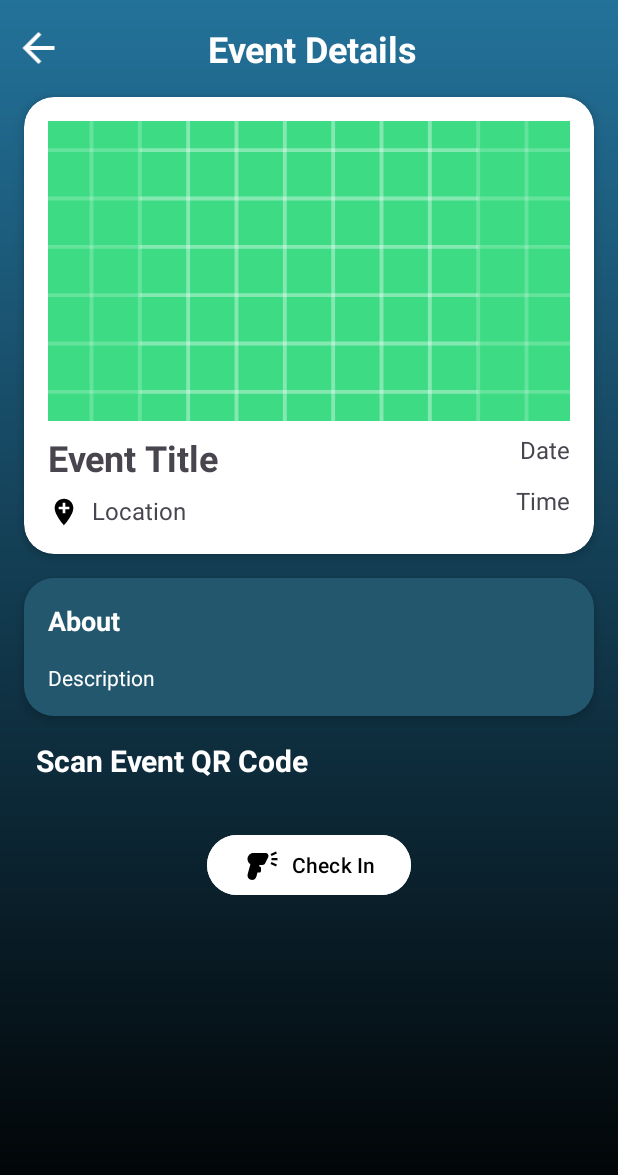
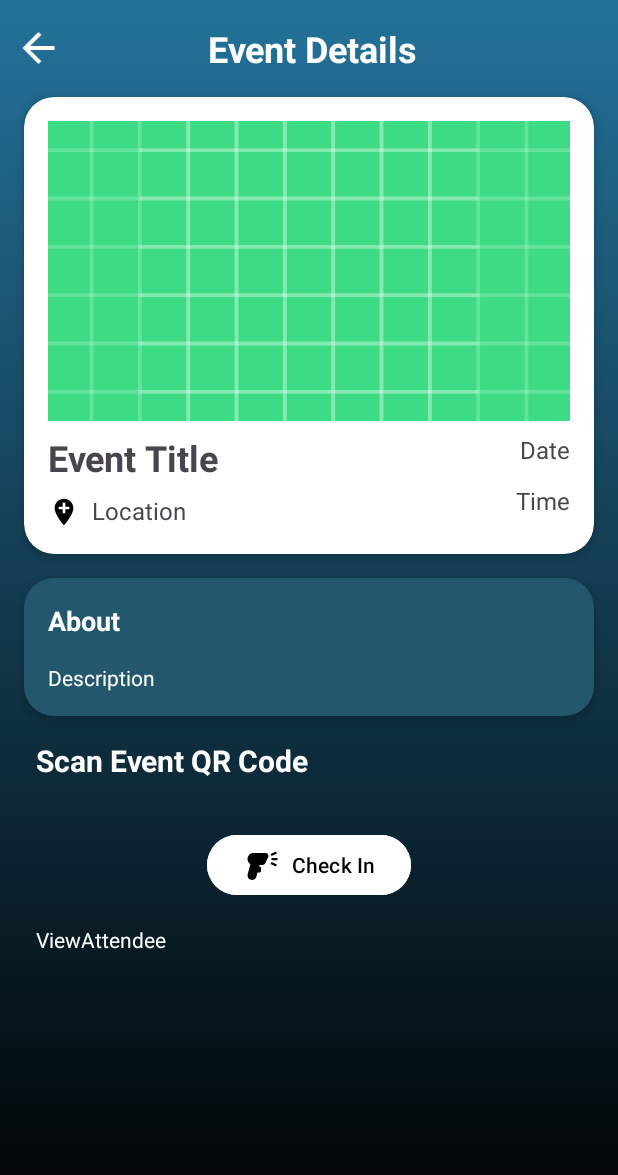
Before and after one commit to CMPUT301W24T25/Quemeful-QR, an Android app: the EventDetailsActivity screen opened directly, with no data from a screen before it, on a phone screen of 412 x 824 dp. Shown: the top 1175 px of the screen. Run offline under Robolectric (Android 15) with nearby library versions, the phone set to English and light mode, and no system bars; our stand-ins replace Firebase (no records; nobody signed in at launch, a user with empty details on screens opened directly).

```diff
--- a/app/src/main/java/com/android/quemeful_qr/EventDetailsActivity.java
+++ b/app/src/main/java/com/android/quemeful_qr/EventDetailsActivity.java
@@ -7,6 +7,7 @@ import android.widget.ImageView;
 import android.widget.TextView;
 
 import androidx.appcompat.app.AppCompatActivity;
+import androidx.fragment.app.Fragment;
 
 import com.google.firebase.firestore.FirebaseFirestore;
 
@@ -16,6 +17,8 @@ public class EventDetailsActivity extends AppCompatActivity {
     private TextView textViewEventTitle, textViewEventDate, textViewEventTime, textViewEventLocation, textViewEventDescription;
     private FirebaseFirestore db;
     private ImageView imageViewBackArrow;
+    private TextView viewAttendee;
+
 
     @Override
     protected void onCreate(Bundle savedInstanceState) {
@@ -32,6 +35,7 @@ public class EventDetailsActivity extends AppCompatActivity {
             }
         });
 
+
         textViewEventTitle = findViewById(R.id.textViewEventTitle);
         textViewEventDate = findViewById(R.id.textViewEventDate);
         textViewEventTime = findViewById(R.id.textViewEventTime);
@@ -44,7 +48,9 @@ public class EventDetailsActivity extends AppCompatActivity {
         } else {
             // Handle the error
         }
+
     }
+
 
     private void fetchEventDetails (String eventId) {
         db.collection("events").document(eventId).get().addOnSuccessListener(documentSnapshot -> {
--- a/app/src/main/java/com/android/quemeful_qr/EventsTodayAdapter.java
+++ b/app/src/main/java/com/android/quemeful_qr/EventsTodayAdapter.java
@@ -19,7 +19,6 @@ public class EventsTodayAdapter extends RecyclerView.Adapter<EventsTodayAdapter.
 
     private static List<EventHelper> events;
     private Context context;
-    private LayoutInflater mInflater;
     private static EventClickListenerInterface mClickListener;
 
     public EventsTodayAdapter(Context context, List<EventHelper> events, EventClickListenerInterface clickListener){
--- a/app/src/main/java/com/android/quemeful_qr/FCMSend.java
+++ b/app/src/main/java/com/android/quemeful_qr/FCMSend.java
@@ -2,7 +2,6 @@ package com.android.quemeful_qr;
 
 
 import android.annotation.SuppressLint;
-import android.app.AlertDialog.Builder;
 import android.os.StrictMode;
 
 import org.apache.commons.io.IOUtils;
@@ -15,7 +14,6 @@ import java.io.InputStream;
 import java.io.OutputStream;
 import java.net.HttpURLConnection;
 import java.net.URL;
-import java.util.HashMap;
 
 public class FCMSend {
     private static String BASE_URL = "https://fcm.googleapis.com/fcm/send";
--- a/app/src/main/java/com/android/quemeful_qr/UpcomingEventsAdapter.java
+++ b/app/src/main/java/com/android/quemeful_qr/UpcomingEventsAdapter.java
@@ -5,7 +5,6 @@ import android.util.Log;
 import android.view.LayoutInflater;
 import android.view.View;
 import android.view.ViewGroup;
-
 import android.widget.TextView;
 
 import androidx.annotation.NonNull;
--- a/app/src/main/java/com/android/quemeful_qr/announcement.java
+++ b/app/src/main/java/com/android/quemeful_qr/announcement.java
@@ -9,11 +9,8 @@ import android.widget.Button;
 
 import androidx.fragment.app.Fragment;
 
-
 import com.google.android.material.textfield.TextInputEditText;
 
-
-import java.util.HashMap;
 
 public class announcement extends Fragment {
 
--- a/app/src/main/java/com/android/quemeful_qr/attendeeAdapter.java
+++ b/app/src/main/java/com/android/quemeful_qr/attendeeAdapter.java
@@ -1,6 +1,5 @@
 package com.android.quemeful_qr;
 
-import android.content.Context;
 import android.view.LayoutInflater;
 import android.view.View;
 import android.view.ViewGroup;
@@ -23,7 +22,7 @@ public class attendeeAdapter extends RecyclerView.Adapter<attendeeAdapter.Attend
     private FirebaseFirestore db = FirebaseFirestore.getInstance();
 
     public attendeeAdapter(String eventId) {
-        DocumentReference eventRef = db.collection("Events").document(eventId);
+        DocumentReference eventRef = db.collection("events").document(eventId);
 
         eventRef.get().addOnCompleteListener(task -> {
             if (task.isSuccessful()) {
--- a/app/src/main/java/com/android/quemeful_qr/sign_up_to_notificaition.java
+++ b/app/src/main/java/com/android/quemeful_qr/sign_up_to_notificaition.java
@@ -10,6 +10,4 @@ public class sign_up_to_notificaition {
     }
 
 
-
-
 }
--- a/app/src/main/res/layout/eventdetailsactivity.xml
+++ b/app/src/main/res/layout/eventdetailsactivity.xml
@@ -192,5 +192,17 @@
         app:layout_constraintStart_toStartOf="parent"
         app:layout_constraintTop_toBottomOf="@+id/textView2" />
 
+    <TextView
+        android:id="@+id/viewAttendee"
+        android:layout_width="wrap_content"
+        android:layout_height="wrap_content"
+        android:layout_marginStart="24dp"
+        android:textColor="@color/white"
+        android:layout_marginTop="16dp"
+        android:text="ViewAttendee"
+        app:layout_constraintStart_toStartOf="parent"
+        app:layout_constraintTop_toBottomOf="@+id/button2" />
+
+
 
 </androidx.constraintlayout.widget.ConstraintLayout>
```
Also changed, not shown: app/src/main/java/com/android/quemeful_qr/MainActivity.java (+9 -11 lines), app/src/main/java/com/android/quemeful_qr/list_of_attendees.java (+5 -2 lines), app/src/main/java/com/android/quemeful_qr/DateUtils.java (line endings or trailing spaces).
